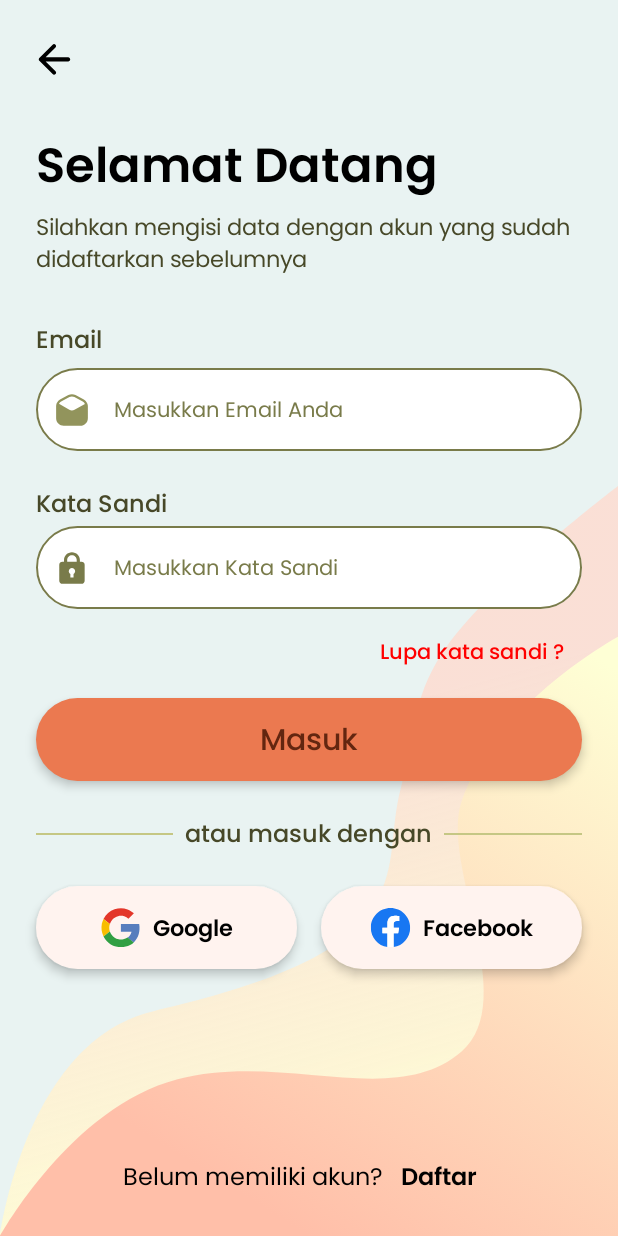
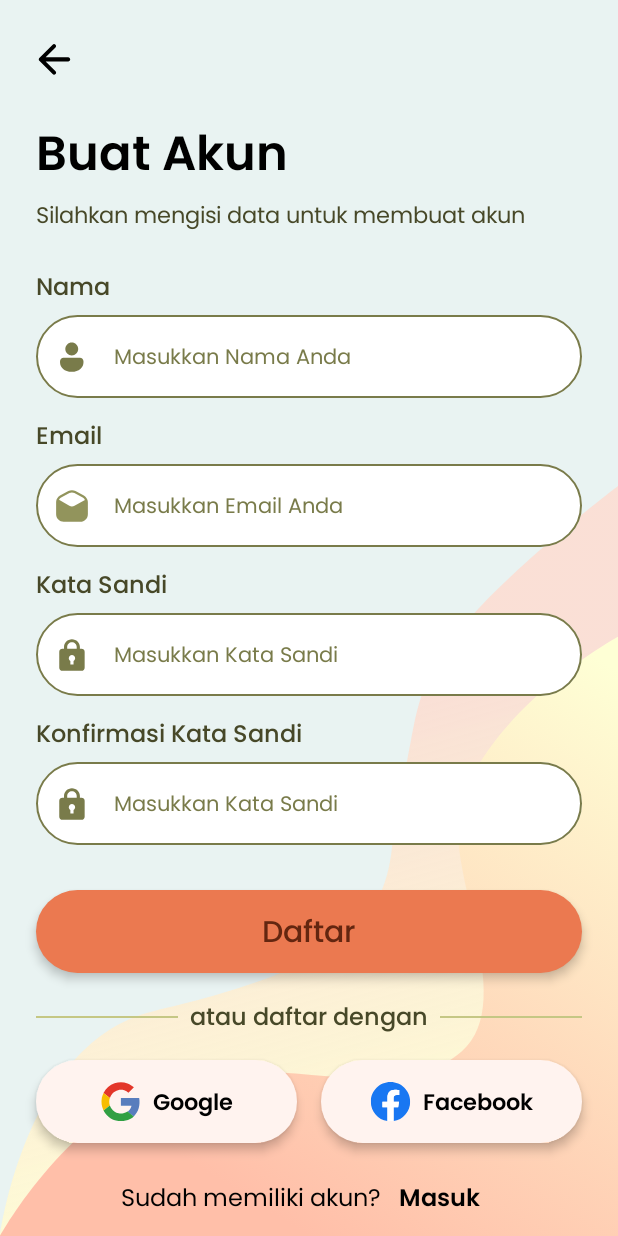
Before and after one commit to muktiabdii/weaveon-app, an Android app built with Jetpack Compose: the composable RegisterScreen shown on its own in the app's theme, on a phone screen of 412 x 824 dp. Run offline under Robolectric (Android 15) with nearby library versions, the phone set to English and light mode, and no system bars.

Commit message:
slicing register page dan revisi padding login page

```diff
--- a/app/src/main/java/com/example/weaveon/presentation/ui/screens/LoginScreen.kt
+++ b/app/src/main/java/com/example/weaveon/presentation/ui/screens/RegisterScreen.kt
@@ -31,15 +31,17 @@ import com.example.weaveon.presentation.ui.theme.Primary07
 import com.example.weaveon.presentation.ui.theme.Primary09
 
 @Composable
-fun LoginScreen(
+fun RegisterScreen(
+    onRegisterClick: () -> Unit = {},
+    onGoogleRegisterClick: () -> Unit = {},
+    onFacebookRegisterClick: () -> Unit = {},
     onLoginClick: () -> Unit = {},
-    onGoogleLoginClick: () -> Unit = {},
-    onFacebookLoginClick: () -> Unit = {},
-    onRegisterClick: () -> Unit = {},
     onBackClick: () -> Unit = {}
 ) {
+    var name by remember { mutableStateOf("") }
     var email by remember { mutableStateOf("") }
     var password by remember { mutableStateOf("") }
+    var confirmPassword by remember { mutableStateOf("") }
 
     Box(
         modifier = Modifier
@@ -95,11 +97,11 @@ fun LoginScreen(
             Column(
                 modifier = Modifier
                     .fillMaxWidth()
-                    .padding(top = 24.dp, bottom = 16.dp),
+                    .padding(top = 16.dp, bottom = 16.dp),
                 horizontalAlignment = Alignment.Start
             ) {
                 Text(
-                    text = "Selamat Datang",
+                    text = "Buat Akun",
                     style = TextStyle(
                         fontSize = 32.sp,
                         fontFamily = FontFamily(Font(R.font.poppins_semibold)),
@@ -110,7 +112,7 @@ fun LoginScreen(
                 Spacer(modifier = Modifier.height(8.dp))
 
                 Text(
-                    text = "Silahkan mengisi data dengan akun yang sudah didaftarkan sebelumnya",
+                    text = "Silahkan mengisi data untuk membuat akun",
                     style = TextStyle(
                         fontSize = 15.sp,
                         fontFamily = FontFamily(Font(R.font.poppins_regular)),
@@ -119,7 +121,32 @@ fun LoginScreen(
                 )
             }
 
-            Spacer(modifier = Modifier.height(16.dp))
+            Spacer(modifier = Modifier.height(10.dp))
+
+            // Name input
+            Column(
+                modifier = Modifier.fillMaxWidth(),
+                horizontalAlignment = Alignment.Start
+            ) {
+                Text(
+                    text = "Nama",
+                    style = TextStyle(
+                        fontSize = 16.sp,
+                        fontFamily = FontFamily(Font(R.font.poppins_medium)),
+                        color = Primary09
+                    ),
+                    modifier = Modifier.padding(bottom = 8.dp)
+                )
+
+                InputFormField(
+                    value = name,
+                    onValueChange = { name = it },
+                    placeholder = "Masukkan Nama Anda",
+                    leadingIcon = R.drawable.ic_profile
+                )
+            }
+
+            Spacer(modifier = Modifier.height(14.dp))
 
             // Email input
             Column(
@@ -144,26 +171,23 @@ fun LoginScreen(
                 )
             }
 
-            Spacer(modifier = Modifier.height(24.dp))
+            Spacer(modifier = Modifier.height(14.dp))
 
             // Password input
             Column(
                 modifier = Modifier.fillMaxWidth(),
                 horizontalAlignment = Alignment.Start
             ) {
-                // Label "Kata Sandi"
                 Text(
                     text = "Kata Sandi",
                     style = TextStyle(
                         fontSize = 16.sp,
                         fontFamily = FontFamily(Font(R.font.poppins_medium)),
                         color = Primary09
-                    )
+                    ),
+                    modifier = Modifier.padding(bottom = 8.dp)
                 )
 
-                Spacer(modifier = Modifier.height(4.dp))
-
-                // Input password
                 InputFormField(
                     value = password,
                     onValueChange = { password = it },
@@ -171,35 +195,44 @@ fun LoginScreen(
                     leadingIcon = R.drawable.ic_lock,
                     isPassword = true
                 )
+            }
 
-                Spacer(modifier = Modifier.height(4.dp))
+            Spacer(modifier = Modifier.height(14.dp))
 
-                // Lupa kata sandi (di bawah password)
-                TextButton(
-                    onClick = { /* Forgot password action */ },
-                    modifier = Modifier.align(Alignment.End)
+            // Confirm Password input
+            Column(
+                modifier = Modifier.fillMaxWidth(),
+                horizontalAlignment = Alignment.Start
             ) {
                 Text(
-                        text = "Lupa kata sandi ?",
+                    text = "Konfirmasi Kata Sandi",
                     style = TextStyle(
-                            fontSize = 14.sp,
+                        fontSize = 16.sp,
                         fontFamily = FontFamily(Font(R.font.poppins_medium)),
-                            color = Color.Red
+                        color = Primary09
+                    ),
+                    modifier = Modifier.padding(bottom = 8.dp)
                 )
+
+                InputFormField(
+                    value = confirmPassword,
+                    onValueChange = { confirmPassword = it },
+                    placeholder = "Masukkan Kata Sandi",
+                    leadingIcon = R.drawable.ic_lock,
+                    isPassword = true
                 )
             }
-            }
 
-            Spacer(modifier = Modifier.height(7.dp))
+            Spacer(modifier = Modifier.height(30.dp))
 
-            // Login button
+            // Register button
             SubmitButton(
-                text = "Masuk",
-                onClick = onLoginClick,
+                text = "Daftar",
+                onClick = onRegisterClick,
                 modifier = Modifier.fillMaxWidth()
             )
 
-            Spacer(modifier = Modifier.height(24.dp))
+            Spacer(modifier = Modifier.height(18.dp))
 
             // Divider with text
             Row(
@@ -213,7 +246,7 @@ fun LoginScreen(
                 )
 
                 Text(
-                    text = "atau masuk dengan",
+                    text = "atau daftar dengan",
                     modifier = Modifier.padding(horizontal = 8.dp),
                     style = TextStyle(
                         fontSize = 16.sp,
@@ -229,23 +262,23 @@ fun LoginScreen(
                 )
             }
 
-            Spacer(modifier = Modifier.height(24.dp))
+            Spacer(modifier = Modifier.height(18.dp))
 
-            // Social login buttons
+            // Social register buttons
             Row(
                 modifier = Modifier.fillMaxWidth(),
                 horizontalArrangement = Arrangement.spacedBy(16.dp)
             ) {
                 SubmitButton(
                     text = "Google",
-                    onClick = onGoogleLoginClick,
+                    onClick = onGoogleRegisterClick,
                     leadingIcon = R.drawable.ic_google,
                     modifier = Modifier.weight(1f)
                 )
 
                 SubmitButton(
                     text = "Facebook",
-                    onClick = onFacebookLoginClick,
+                    onClick = onFacebookRegisterClick,
                     leadingIcon = R.drawable.ic_facebook,
                     modifier = Modifier.weight(1f)
                 )
@@ -253,16 +286,16 @@ fun LoginScreen(
 
             Spacer(modifier = Modifier.weight(1f))
 
-            // Register prompt
+            // Login prompt
             Row(
                 modifier = Modifier
                     .fillMaxWidth()
-                    .padding(vertical = 16.dp),
+                    .padding(vertical = 12.dp),
                 horizontalArrangement = Arrangement.Center,
                 verticalAlignment = Alignment.CenterVertically
             ) {
                 Text(
-                    text = "Belum memiliki akun?",
+                    text = "Sudah memiliki akun?",
                     style = TextStyle(
                         fontSize = 16.sp,
                         fontFamily = FontFamily(Font(R.font.poppins_regular)),
@@ -270,9 +303,9 @@ fun LoginScreen(
                     )
                 )
 
-                TextButton(onClick = onRegisterClick) {
+                TextButton(onClick = onLoginClick) {
                     Text(
-                        text = "Daftar",
+                        text = "Masuk",
                         style = TextStyle(
                             fontSize = 16.sp,
                             fontFamily = FontFamily(Font(R.font.poppins_semibold)),
@@ -287,6 +320,6 @@ fun LoginScreen(
 
 @Preview(showBackground = true)
 @Composable
-fun LoginScreenPreview() {
-    LoginScreen()
+fun RegisterScreenPreview() {
+    RegisterScreen()
 }
```
Lines whose indentation alone changed are shown as unchanged.
